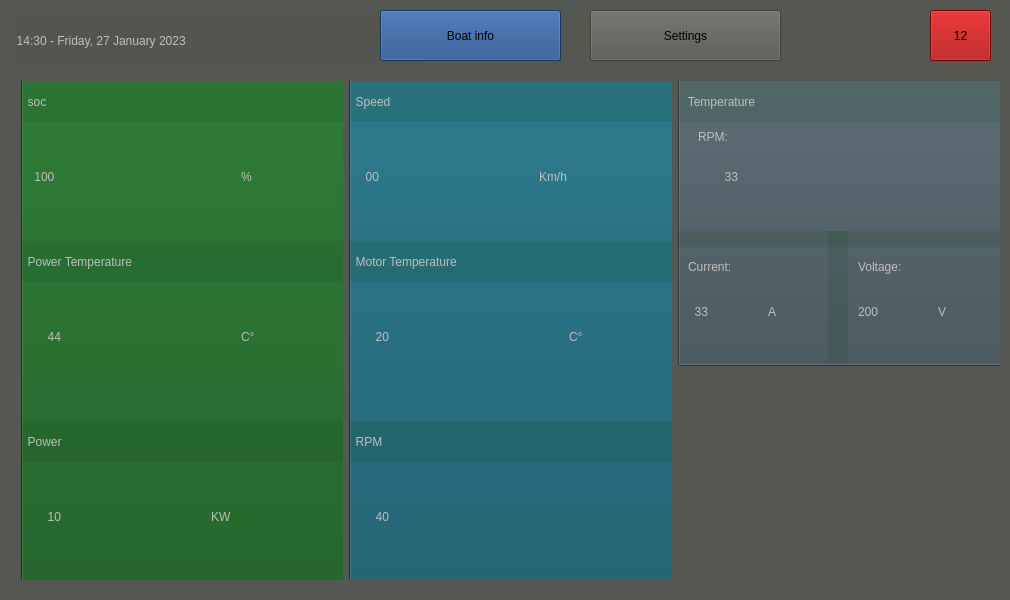
The window that apps/designTestingOnHpV2/mainwindow.ui (GiovanniRaseraF/santoka_qt) describes before a commit, drawn with Qt 5.
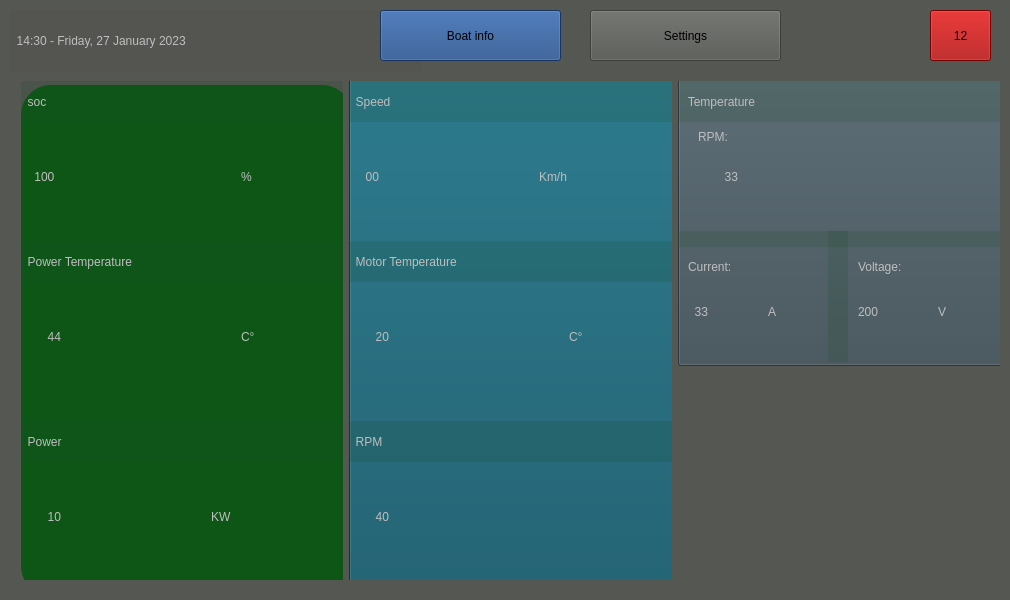
The same window after the commit. Icons and pictures are not drawn.

Diff of the .ui file:
```diff
--- a/apps/designTestingOnHpV2/mainwindow.ui
+++ b/apps/designTestingOnHpV2/mainwindow.ui
@@ -44,13 +44,15 @@
           <property name="geometry">
            <rect>
             <x>0</x>
-            <y>-6</y>
+            <y>4</y>
             <width>331</width>
-            <height>521</height>
+            <height>511</height>
            </rect>
           </property>
           <property name="styleSheet">
-           <string notr="true">background-color: rgb(14, 86, 22)</string>
+           <string notr="true">border-radius: 30px;
+background-color: rgb(14, 86, 22);
+</string>
           </property>
           <property name="text">
            <string/>
```
